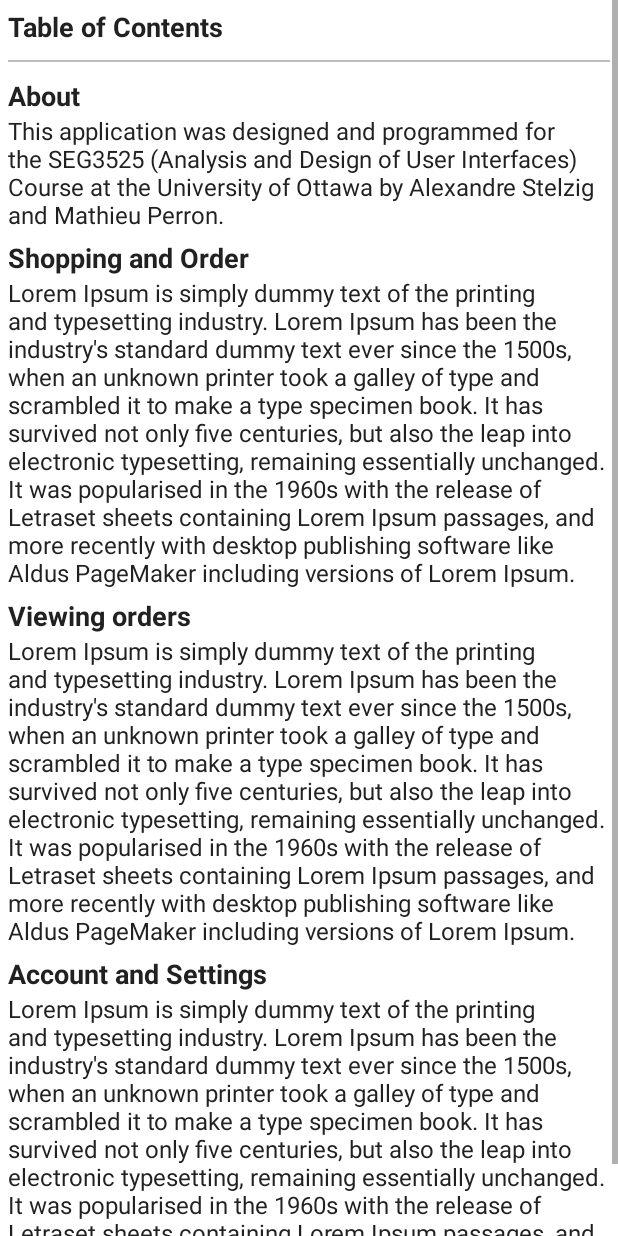
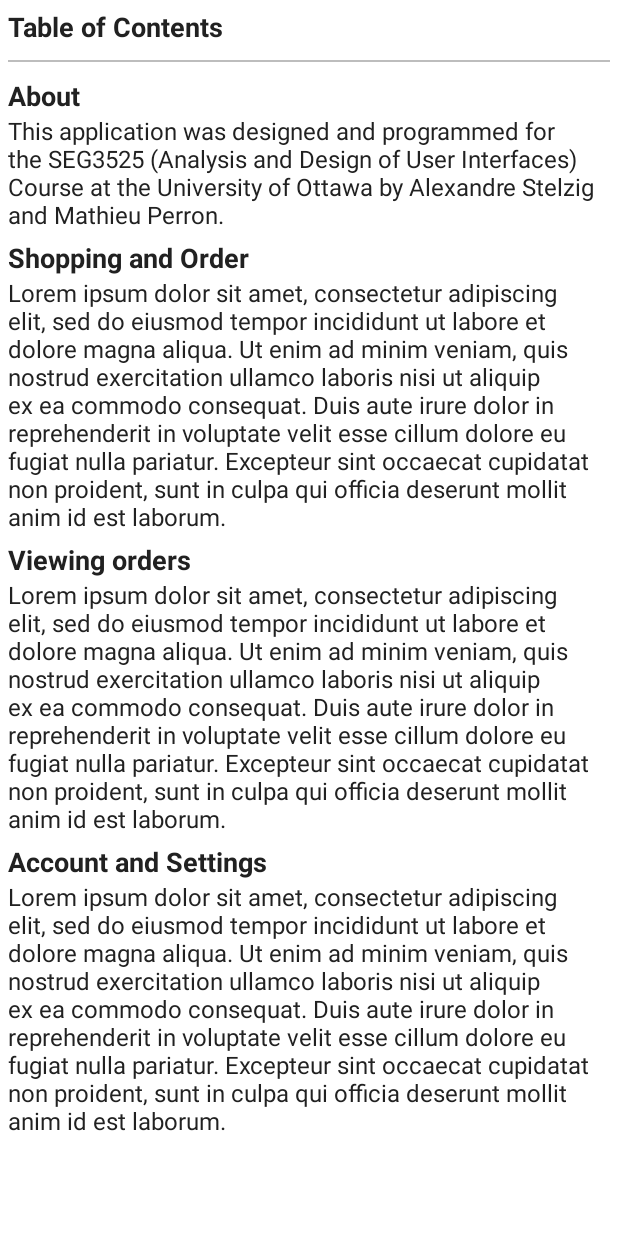
Before and after one commit to AlexandreStelzig/VideoGameShopApplication, an Android app: the layout fragment_help.xml on its own in the app's theme, with its tools: preview values and no code run, on a phone screen of 412 x 824 dp. Run offline under Robolectric (Android 15) with nearby library versions, the phone set to English and light mode, and no system bars.

Commit message:
fix lorem ipsum string ressource

```diff
--- a/app/src/main/res/values/strings.xml
+++ b/app/src/main/res/values/strings.xml
@@ -5,7 +5,7 @@
     <string name="navigation_drawer_close">Close navigation drawer</string>
 
     <string name="action_settings">Settings</string>
-    <string name="textPlaceHolder">Lorem Ipsum is simply dummy text of the printing and typesetting industry. Lorem Ipsum has been the industry\'s standard dummy text ever since the 1500s, when an unknown printer took a galley of type and scrambled it to make a type specimen book. It has survived not only five centuries, but also the leap into electronic typesetting, remaining essentially unchanged. It was popularised in the 1960s with the release of Letraset sheets containing Lorem Ipsum passages, and more recently with desktop publishing software like Aldus PageMaker including versions of Lorem Ipsum.</string>
+    <string name="textPlaceHolder">Lorem ipsum dolor sit amet, consectetur adipiscing elit, sed do eiusmod tempor incididunt ut labore et dolore magna aliqua. Ut enim ad minim veniam, quis nostrud exercitation ullamco laboris nisi ut aliquip ex ea commodo consequat. Duis aute irure dolor in reprehenderit in voluptate velit esse cillum dolore eu fugiat nulla pariatur. Excepteur sint occaecat cupidatat non proident, sunt in culpa qui officia deserunt mollit anim id est laborum.</string>
     <string name="about">About</string>
     <string name="shopping_and_order">Shopping and Order</string>
     <string name="viewing_orders">Viewing orders</string>
```
